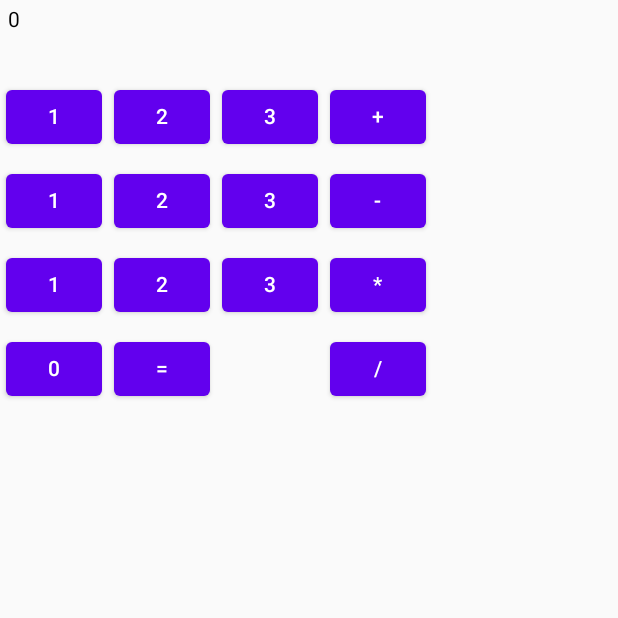
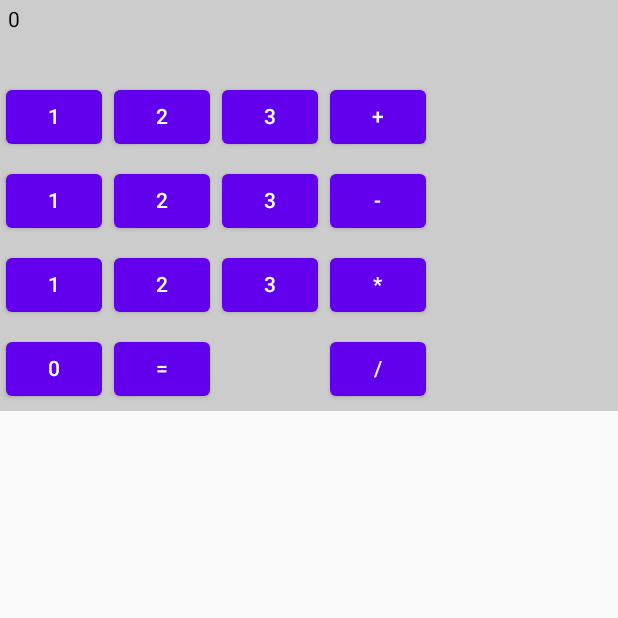
Before and after one commit to GreatOJ/MultiCalculator, an Android app built with Jetpack Compose: the screen it shows after launch (MainActivity), on a phone screen of 412 x 824 dp, the top half of it. Run offline under Robolectric (Android 15) with nearby library versions, the phone set to English and light mode, and no system bars.

Commit message:
Added background color to CalcView column to match desired interface, final commit

```diff
--- a/composeApp/src/androidMain/kotlin/org/example/multicalculator/MainActivity.kt
+++ b/composeApp/src/androidMain/kotlin/org/example/multicalculator/MainActivity.kt
@@ -4,6 +4,7 @@ import App
 import android.os.Bundle
 import androidx.activity.ComponentActivity
 import androidx.activity.compose.setContent
+import androidx.compose.foundation.background
 import androidx.compose.foundation.layout.Column
 import androidx.compose.foundation.layout.Row
 import androidx.compose.foundation.layout.fillMaxWidth
@@ -16,6 +17,7 @@ import androidx.compose.runtime.MutableState
 import androidx.compose.runtime.mutableStateOf
 import androidx.compose.runtime.remember
 import androidx.compose.ui.Modifier
+import androidx.compose.ui.graphics.Color
 import androidx.compose.ui.tooling.preview.Preview
 import androidx.compose.ui.unit.dp
 
@@ -32,7 +34,7 @@ class MainActivity : ComponentActivity() {
     @Composable
     fun CalcView() {
         val displayText = remember { mutableStateOf("0") }
-        Column {
+        Column (modifier = Modifier.background(Color.LightGray)){
             Row{
                 CalcDisplay(displayText)
             }
```
